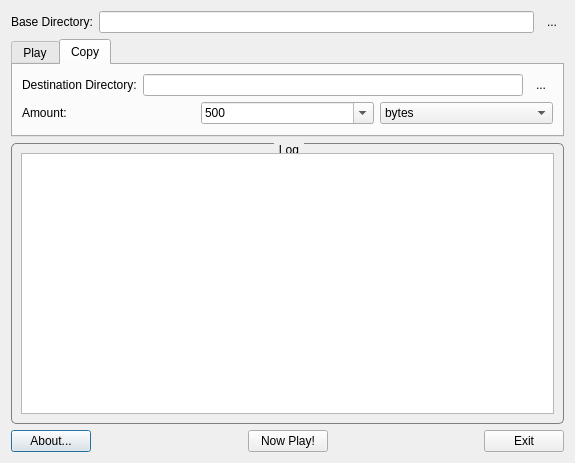
Old version of the form NowPlayDialog.ui in the repository FelixdelasPozas/Now-Play.
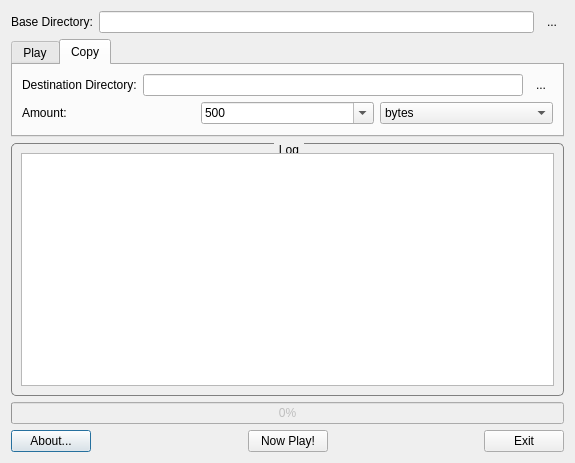
New version of the form. Icons and pictures are not drawn.

Diff of the .ui file:
```diff
--- a/NowPlayDialog.ui
+++ b/NowPlayDialog.ui
@@ -29,7 +29,7 @@
    <iconset resource="rsc/resources.qrc">
     <normaloff>:/NowPlay/buttons.svg</normaloff>:/NowPlay/buttons.svg</iconset>
   </property>
-  <layout class="QVBoxLayout" name="verticalLayout" stretch="0,0,1,0">
+  <layout class="QVBoxLayout" name="verticalLayout" stretch="0,0,1,0,0">
    <item>
     <layout class="QHBoxLayout" name="horizontalLayout_2">
      <item>
@@ -231,6 +231,19 @@
      </layout>
     </widget>
    </item>
+   <item>
+    <widget class="QProgressBar" name="m_progress">
+     <property name="enabled">
+      <bool>false</bool>
+     </property>
+     <property name="value">
+      <number>0</number>
+     </property>
+     <property name="alignment">
+      <set>Qt::AlignCenter</set>
+     </property>
+    </widget>
+   </item>
    <item>
     <layout class="QHBoxLayout" name="horizontalLayout">
      <item>
```
